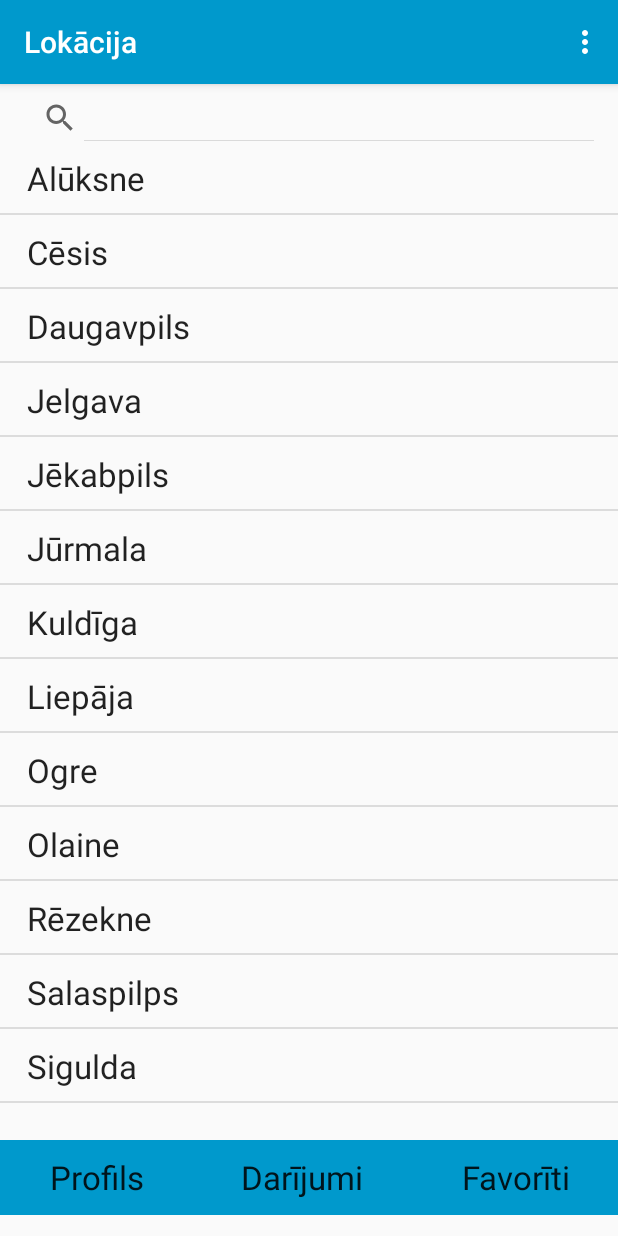
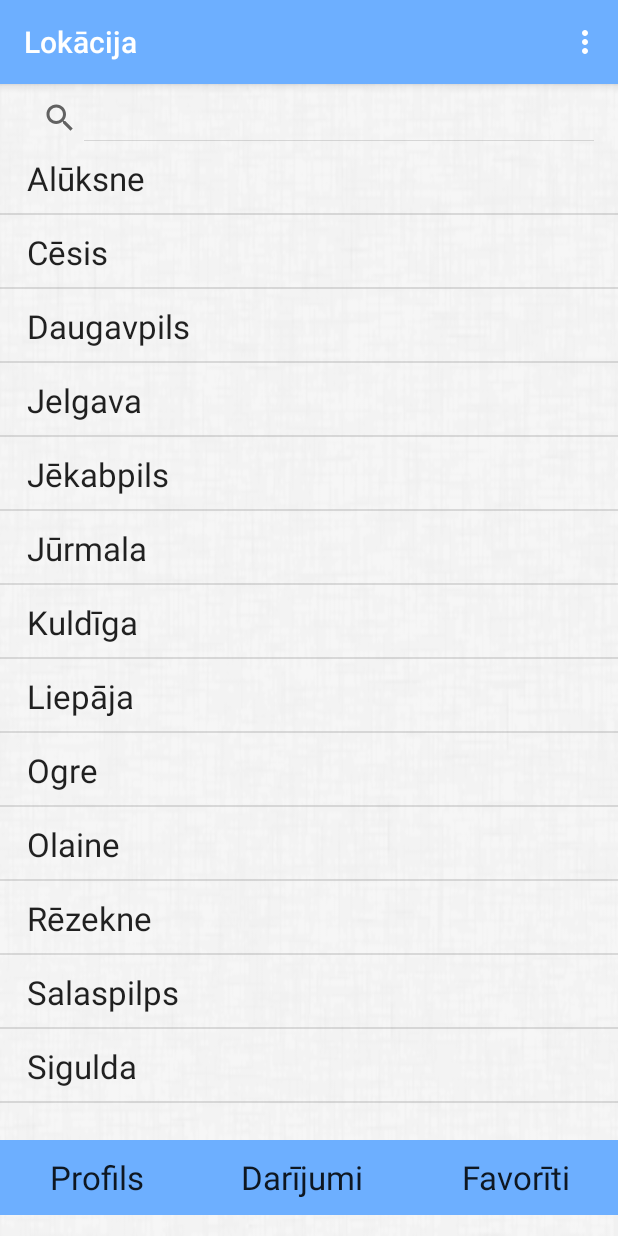
Before and after one commit to artursstaf/Jjuko, an Android app: the screen it shows after launch (MainActivity), on a phone screen of 412 x 824 dp. Run offline under Robolectric (Android 15) with nearby library versions, the phone set to English and light mode, and no system bars; our stand-ins replace Firebase (no records; nobody signed in at launch, a user with empty details on screens opened directly); libraries missing offline, so code that uses them is left out: com.firebase.ui; 1 statement that could not run was skipped.

Commit message:
Bottom navigation bar converted to fragment, fixed having same id's in activities, added background images, changed color

```diff
--- a/app/build.gradle
+++ b/app/build.gradle
@@ -28,6 +28,7 @@ dependencies {
     implementation "org.jetbrains.kotlin:kotlin-stdlib-jre7:$kotlin_version"
     implementation 'com.android.support:appcompat-v7:26.1.0'
     implementation 'com.android.support.constraint:constraint-layout:1.0.2'
+    implementation 'com.android.support:support-v4:26.1.0'
     testImplementation 'junit:junit:4.12'
     androidTestImplementation 'com.android.support.test:runner:1.0.1'
     androidTestImplementation 'com.android.support.test.espresso:espresso-core:3.0.1'
--- a/app/src/main/java/com/stafanovics/arturs/jjuko/AreasActivity.kt
+++ b/app/src/main/java/com/stafanovics/arturs/jjuko/AreasActivity.kt
@@ -6,6 +6,7 @@ import android.view.Menu
 import android.view.MenuItem
 import com.firebase.ui.auth.AuthUI
 import com.stafanovics.arturs.jjuko.Adapters.AreasAdapter
+import kotlinx.android.synthetic.main.activity_areas.*
 
 import kotlinx.android.synthetic.main.activity_main.*
 
@@ -15,7 +16,8 @@ class AreasActivity : AppCompatActivity() {
         super.onCreate(savedInstanceState)
         setContentView(R.layout.activity_areas)
         title = "Jomas"
-        val areaAdapter = AreasAdapter(this, R.layout.city_list_view, listOf("Elektorinstalācija", "Santehnika", "Sadzīves tehnika", "Datorremonts").sorted())
+        val areaAdapter = AreasAdapter(this, R.layout.city_list_view, listOf("Elektorinstalācija", "Santehnika", "Sadzīves tehnika",
+                "Datorremonts", "Remontdarbi", "Iekšdarbi", "Kosmētiskie darbi").sorted())
         areasListView.adapter = areaAdapter
     }
 
--- /dev/null
+++ b/app/src/main/java/com/stafanovics/arturs/jjuko/BottomNavigationBarFragment.kt
@@ -0,0 +1,32 @@
+package com.stafanovics.arturs.jjuko
+
+import android.content.Intent
+import android.os.Bundle
+import android.support.v4.app.Fragment
+import android.view.LayoutInflater
+import android.view.View
+import android.view.ViewGroup
+import android.widget.TextView
+import org.jetbrains.anko.find
+import org.jetbrains.anko.startActivity
+
+
+class BottomNavigationBarFragment : Fragment() {
+
+    override fun onCreate(savedInstanceState: Bundle?) {
+        super.onCreate(savedInstanceState)
+    }
+
+    override fun onCreateView(inflater: LayoutInflater?, container: ViewGroup?,
+                              savedInstanceState: Bundle?): View? {
+        val view = inflater!!.inflate(R.layout.bottom_navigation_bar_fragment, container, false)
+        val favorites = view.find<TextView>(R.id.favorites_fragment_button)
+        favorites.setOnClickListener{activity.startActivity<CraftsmanActivity>()}
+        return view
+    }
+
+    override fun onPause() {
+        super.onPause()
+    }
+
+}
--- a/app/src/main/java/com/stafanovics/arturs/jjuko/MainActivity.kt
+++ b/app/src/main/java/com/stafanovics/arturs/jjuko/MainActivity.kt
@@ -44,7 +44,7 @@ class MainActivity : AppCompatActivity() {
         title = "Lokācija"
         val locationAdapter = LocationAdapter(this, R.layout.city_list_view, listOf("Liepāja", "Salaspilps", "Ogre"
                 , "Olaine", "Jūrmala", "Ventspils", "Jelgava", "Daugavpils", "Jēkabpils", "Alūksne", "Rēzekne", "Valmiera", "Cēsis", "Sigulda", "Kuldīga", "Tukums", "Talsi").sorted())
-        areasListView.adapter = locationAdapter
+        locationListView.adapter = locationAdapter
 
 
     }
--- a/app/src/main/res/layout/activity_main.xml
+++ b/app/src/main/res/layout/activity_main.xml
@@ -4,6 +4,7 @@
     xmlns:tools="http://schemas.android.com/tools"
     android:layout_width="match_parent"
     android:layout_height="match_parent"
+    android:background="@drawable/dust_scratches"
     tools:context="com.stafanovics.arturs.jjuko.MainActivity">
 
     <SearchView
@@ -15,60 +16,30 @@
         android:layout_marginTop="8dp"
         android:hapticFeedbackEnabled="false"
         android:iconifiedByDefault="false"
-        app:layout_constraintBottom_toTopOf="@+id/areasListView"
+        app:layout_constraintBottom_toTopOf="@+id/locationListView"
         app:layout_constraintEnd_toEndOf="parent"
         app:layout_constraintStart_toStartOf="parent"
         app:layout_constraintTop_toTopOf="parent" />
 
     <ListView
-        android:id="@+id/areasListView"
+        android:id="@+id/locationListView"
         android:layout_width="0dp"
         android:layout_height="0dp"
         android:layout_marginTop="16dp"
         android:focusable="false"
-        app:layout_constraintBottom_toTopOf="@id/threeButtonNav"
+        app:layout_constraintBottom_toTopOf="@id/mainFragmentNav"
         app:layout_constraintEnd_toEndOf="parent"
         app:layout_constraintStart_toStartOf="parent"
-        app:layout_constraintTop_toTopOf="@id/location_search" />
+        app:layout_constraintTop_toTopOf="@id/location_search" >
 
-    <LinearLayout
-        android:id="@+id/threeButtonNav"
+    </ListView>
+
+    <fragment
+        android:id="@+id/mainFragmentNav"
+        android:name="com.stafanovics.arturs.jjuko.BottomNavigationBarFragment"
         android:layout_width="match_parent"
         android:layout_height="50dp"
+        app:layout_constraintBottom_toBottomOf="parent"
+        app:layout_constraintTop_toBottomOf="@id/locationListView"/>
 
-        android:background="@android:color/holo_blue_dark"
-        android:orientation="horizontal"
-        app:layout_constraintBottom_toBottomOf="parent"
-        app:layout_constraintTop_toBottomOf="@id/areasListView">
-
-        <TextView
-            android:id="@+id/profile"
-            android:layout_width="wrap_content"
-            android:layout_height="match_parent"
-            android:layout_weight="1"
-            android:background="@android:color/holo_blue_dark"
-            android:gravity="center"
-            android:text="Profils"
-            android:textAppearance="?android:attr/textAppearanceLarge" />
-
-        <TextView
-            android:id="@+id/deals"
-            android:layout_width="wrap_content"
-            android:layout_height="match_parent"
-            android:layout_weight="1"
-            android:background="@android:color/holo_blue_dark"
-            android:gravity="center"
-            android:text="Darījumi"
-            android:textAppearance="?android:attr/textAppearanceLarge" />
-
-        <TextView
-            android:id="@+id/favorites"
-            android:layout_width="wrap_content"
-            android:layout_height="match_parent"
-            android:layout_weight="1"
-            android:background="@android:color/holo_blue_dark"
-            android:gravity="center"
-            android:text="Favorīti"
-            android:textAppearance="?android:attr/textAppearanceLarge" />
-    </LinearLayout>
 </android.support.constraint.ConstraintLayout>
--- a/app/src/main/res/layout/activity_view_craftsman.xml
+++ b/app/src/main/res/layout/activity_view_craftsman.xml
@@ -3,6 +3,7 @@
     xmlns:app="http://schemas.android.com/apk/res-auto"
     xmlns:tools="http://schemas.android.com/tools"
     android:layout_width="match_parent"
+    android:background="@drawable/dust_scratches"
     android:layout_height="match_parent">
 
     <ScrollView
--- /dev/null
+++ b/app/src/main/res/layout/bottom_navigation_bar_fragment.xml
@@ -0,0 +1,41 @@
+<?xml version="1.0" encoding="utf-8"?>
+<LinearLayout xmlns:android="http://schemas.android.com/apk/res/android"
+    xmlns:app="http://schemas.android.com/apk/res-auto"
+    android:id="@+id/threeButtonNav"
+    android:layout_width="match_parent"
+    android:layout_height="50dp"
+    android:background="#6dafff"
+    android:orientation="horizontal"
+    app:layout_constraintBottom_toBottomOf="parent"
+    app:layout_constraintTop_toBottomOf="@id/areasListView">
+
+    <TextView
+        android:id="@+id/profile_fragment_button"
+        android:layout_width="wrap_content"
+        android:layout_height="match_parent"
+        android:layout_weight="1"
+        android:background="#6dafff"
+        android:gravity="center"
+        android:text="Profils"
+        android:textAppearance="?android:attr/textAppearanceLarge" />
+
+    <TextView
+        android:id="@+id/deals_fragment_button"
+        android:layout_width="wrap_content"
+        android:layout_height="match_parent"
+        android:layout_weight="1"
+        android:background="#6dafff"
+        android:gravity="center"
+        android:text="Darījumi"
+        android:textAppearance="?android:attr/textAppearanceLarge" />
+
+    <TextView
+        android:id="@+id/favorites_fragment_button"
+        android:layout_width="wrap_content"
+        android:layout_height="match_parent"
+        android:layout_weight="1"
+        android:background="#6dafff"
+        android:gravity="center"
+        android:text="Favorīti"
+        android:textAppearance="?android:attr/textAppearanceLarge" />
+</LinearLayout>
--- a/app/src/main/res/layout/craftsman_list_view.xml
+++ b/app/src/main/res/layout/craftsman_list_view.xml
@@ -25,6 +25,7 @@
         tools:text="TextView" />
 
     <RatingBar
+        style="@style/Widget.AppCompat.RatingBar.Indicator"
         android:id="@+id/rating"
         android:isIndicator="true"
         android:layout_width="wrap_content"
--- a/app/src/main/res/values/colors.xml
+++ b/app/src/main/res/values/colors.xml
@@ -1,6 +1,6 @@
 <?xml version="1.0" encoding="utf-8"?>
 <resources>
-    <color name="colorPrimary">@android:color/holo_blue_dark</color>
+    <color name="colorPrimary">#6dafff</color>
     <color name="colorPrimaryDark">@android:color/holo_blue_dark</color>
     <color name="colorAccent">#FF4081</color>
 </resources>
--- a/app/src/main/res/values/strings.xml
+++ b/app/src/main/res/values/strings.xml
@@ -2,4 +2,7 @@
     <string name="app_name">Jjuko</string>
     <string name="craftsman_descriptions_text"> Lorem ipsum dolor sit amet, consectetur adipiscing elit. Curabitur varius semper pellentesque. Ut elementum eros nec libero porta sagittis. Mauris laoreet eget quam in fringilla. Nulla facilisi. Donec vestibulum ut ligula nec porttitor. Etiam eget malesuada risus. Aliquam eget elit nibh.
 Pellentesque maximus dictum neque sed tincidunt. In quis velit enim. Ut mollis, lectus ac egestas ullamcorper, nisi elit venenatis orci, elementum finibus enim sapien a nunc. Sed eleifend, augue non convallis convallis, dui augue sollicitudin ex, nec efficitur orci orci non eros. In commodo sem et porta tempus. Nunc et nulla sagittis, varius augue facilisis, condimentum lorem. Sed tincidunt mollis lacinia. Curabitur nec egestas felis. Pellentesque vestibulum gravida sapien, ac porta dui imperdiet porta. Pellentesque vitae turpis ut felis rhoncus ornare sit amet ac mauris. Praesent porttitor iaculis nulla, eu tincidunt neque porttitor nec. Donec bibendum nulla in leo pharetra consequat. Nam fringilla nunc et felis pharetra convallis. Aenean turpis velit, varius non placerat vel, facilisis eget lacus. </string>
+
+    <!-- TODO: Remove or change this placeholder text -->
+    <string name="hello_blank_fragment">Hello blank fragment</string>
 </resources>
```
Also changed, not shown: app/src/main/java/com/stafanovics/arturs/jjuko/CraftsmanActivity.kt (+1 -6 lines), app/src/main/res/layout/activity_areas.xml (+6 -38 lines), app/src/main/res/layout/activity_craftsman.xml (+7 -39 lines), app/src/main/res/drawable/dust_scratches.png (added).
